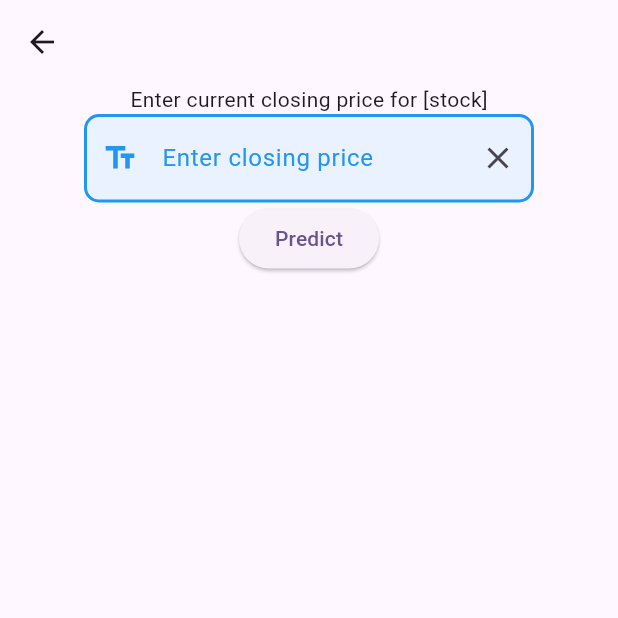
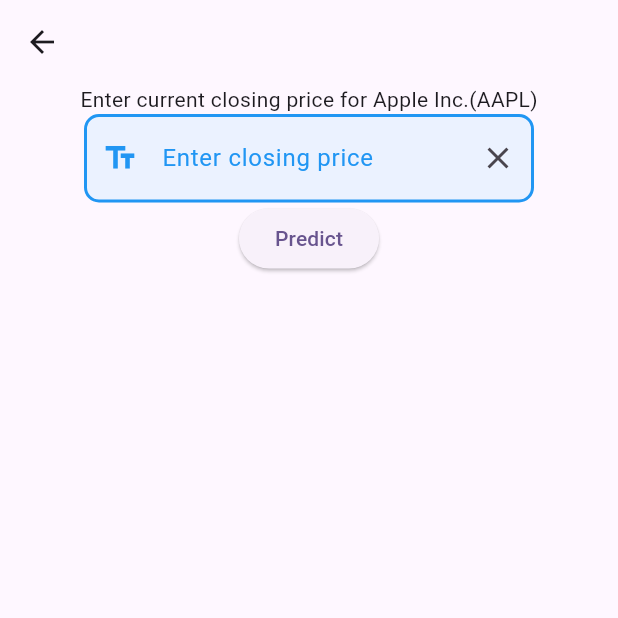
Before and after one commit to sunnyCodeENGINEER/goldenstocks_ghana, a Flutter app: the screen it shows after launch, after a tap on "Stock of the day", on a phone screen of 412 x 824 dp, the top half of it. Run offline on Flutter 3.47's test engine with Material 3 defaults, Android fonts, the phone set to English and light mode, and no system bars; our stand-ins replace fluttertoast; network calls fail.

Commit message:
Fixed it

```diff
--- a/lib/pages/home_page.dart
+++ b/lib/pages/home_page.dart
@@ -1,10 +1,18 @@
 import 'package:flutter/material.dart';
-import 'package:goldenstocks_ghana/pages/predict_page.dart';
+import 'package:goldenstocks_ghana/models/stock_symbols.dart';
 import 'package:goldenstocks_ghana/pages/stocks_page.dart';
 
-class HomePage extends StatelessWidget {
+import 'predict_page.dart';
+
+class HomePage extends StatefulWidget {
   const HomePage({super.key});
 
+  @override
+  State<HomePage> createState() => _HomePageState();
+}
+
+class _HomePageState extends State<HomePage> {
+  TextEditingController query = TextEditingController();
   @override
   Widget build(BuildContext context) {
     return Scaffold(
@@ -18,16 +26,39 @@
           const SizedBox(
             height: 30,
           ),
-          const Row(
+          Row(
             children: [
-              SizedBox(
+              const SizedBox(
                 width: 20,
               ),
               Expanded(
                   child: SearchBar(
+                controller: query,
                 hintText: 'Search for stock ...',
               )),
-              SizedBox(
+              const SizedBox(
+                width: 10,
+              ),
+              ElevatedButton(
+                  onPressed: () {
+                    if (query.text.isNotEmpty) {
+                      // String symb = getStockSymbolOrName(query.text);
+                      List<String> symb = getMatchingStocks(query.text);
+                      // if (symb == 'Input not found in stock symbols') return;
+                      if (symb.isEmpty) return;
+
+                      Navigator.push(
+                          (context),
+                          MaterialPageRoute(
+                              builder: (context) => StocksPage(
+                                    symbols: symb,
+                                  )));
+                    }
+                  },
+                  style: ElevatedButton.styleFrom(
+                      padding: const EdgeInsets.all(20)),
+                  child: const Icon(Icons.search)),
+              const SizedBox(
                 width: 20,
               ),
             ],
@@ -39,7 +70,8 @@
                 Navigator.push(
                     (context),
                     MaterialPageRoute(
-                        builder: (context) => const StocksPage()));
+                        builder: (context) =>
+                            StocksPage(symbols: getValues())));
               },
               child: const Text('View all Stocks')),
           const Spacer(),
@@ -58,16 +90,18 @@
   Widget build(BuildContext context) {
     return GestureDetector(
       onTap: () {
-        Navigator.push((context),
-            MaterialPageRoute(builder: (context) => const PredictPage()));
+        Navigator.push(
+            (context),
+            MaterialPageRoute(
+                builder: (context) => const PredictPage(
+                      symbol: 'AAPL',
+                    )));
       },
       child: Container(
+        width: 300,
         height: 200,
-        width: 300,
         decoration: BoxDecoration(
-          color: Colors.black87,
-          borderRadius: BorderRadius.circular(30),
-        ),
+            borderRadius: BorderRadius.circular(30), color: Colors.black),
         child: const Column(
           children: [
             Text(
@@ -80,3 +114,39 @@
     );
   }
 }
+
+// class StockOfTheDayBanner extends StatelessWidget {
+//   const StockOfTheDayBanner({
+//     super.key,
+//   });
+
+//   @override
+//   Widget build(BuildContext context) {
+//     return GestureDetector(
+//       onTap: () {
+//         Navigator.push(
+//           context,
+//           MaterialPageRoute(
+//             builder: (context) => const PredictPage(
+//               symbol: 'AAPL',
+//             ),
+//           ),
+//         );
+//       },
+//       child: Container(
+//         padding: const EdgeInsets.all(16.0),
+//         color: Colors.blue,
+//         child: Row(
+//           children: const [
+//             Icon(Icons.show_chart, color: Colors.white),
+//             SizedBox(width: 8),
+//             Text(
+//               'Stock of the day',
+//               style: TextStyle(color: Colors.white),
+//             ),
+//           ],
+//         ),
+//       ),
+//     );
+//   }
+// }
--- a/lib/pages/predict_page.dart
+++ b/lib/pages/predict_page.dart
@@ -1,8 +1,15 @@
+// ignore_for_file: public_member_api_docs, sort_constructors_first
 import 'package:flutter/material.dart';
 import 'package:goldenstocks_ghana/pages/result_page.dart';
 
+import '../models/stock_symbols.dart';
+
 class PredictPage extends StatelessWidget {
-  const PredictPage({super.key});
+  final String symbol;
+  const PredictPage({
+    super.key,
+    required this.symbol,
+  });
 
   @override
   Widget build(BuildContext context) {
@@ -11,7 +18,8 @@
       body: Center(
         child: Column(
           children: [
-            const Text('Enter current closing price for [stock]'),
+            Text(
+                'Enter current closing price for ${getKeyFromValue(symbol)}($symbol)'),
             SizedBox(
               width: 300,
               child: TextField(
@@ -66,7 +74,9 @@
                   Navigator.push(
                       (context),
                       MaterialPageRoute(
-                          builder: (context) => const ResultPage()));
+                          builder: (context) => ResultPage(
+                                symbol: symbol,
+                              )));
                 },
                 child: const Text('Predict'))
           ],
```
Also changed, not shown: lib/pages/result_page.dart (+16 -3 lines), lib/pages/stocks_page.dart (+105 -40 lines).
